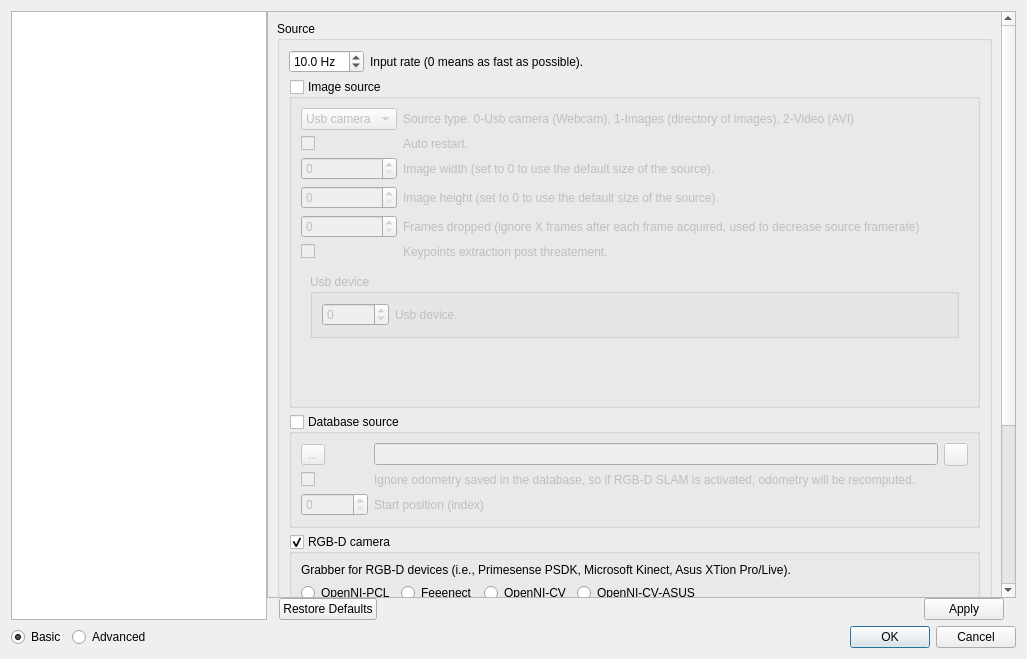
The window that guilib/src/ui/preferencesDialog.ui (introlab/rtabmap) describes before a commit, drawn with Qt 5.
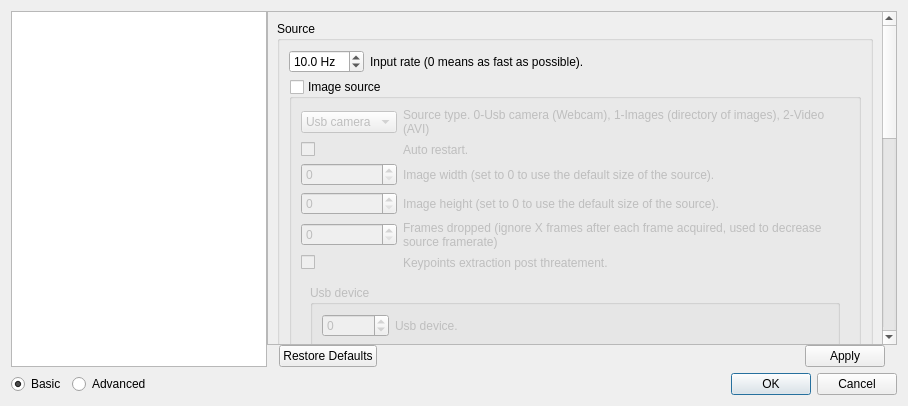
The same window after the commit. Icons and pictures are not drawn. Custom widgets are drawn as their Qt base class.

Commit message: resized default window size

```diff
--- a/guilib/src/ui/preferencesDialog.ui
+++ b/guilib/src/ui/preferencesDialog.ui
@@ -6,8 +6,8 @@
    <rect>
     <x>0</x>
     <y>0</y>
-    <width>1027</width>
-    <height>659</height>
+    <width>908</width>
+    <height>406</height>
    </rect>
   </property>
   <property name="sizePolicy">
@@ -63,9 +63,9 @@
           <property name="geometry">
            <rect>
             <x>0</x>
-            <y>-142</y>
-            <width>728</width>
-            <height>721</height>
+            <y>0</y>
+            <width>609</width>
+            <height>811</height>
            </rect>
           </property>
           <layout class="QVBoxLayout" name="verticalLayout_16">
```
The commit also changes 1 other file.
